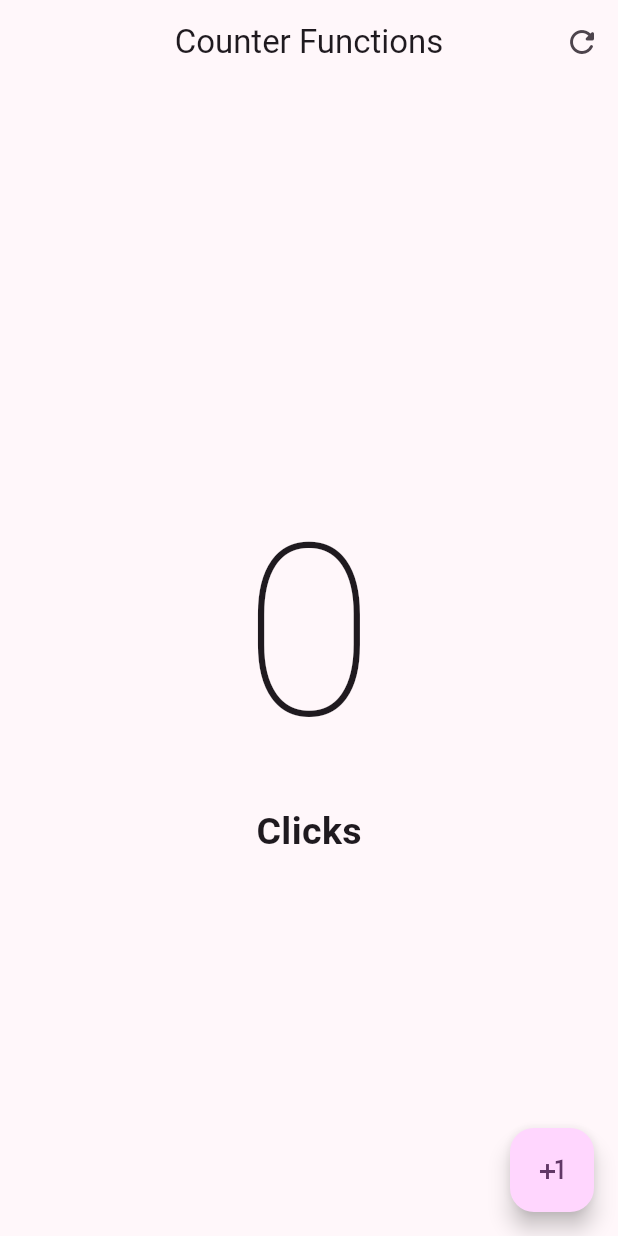
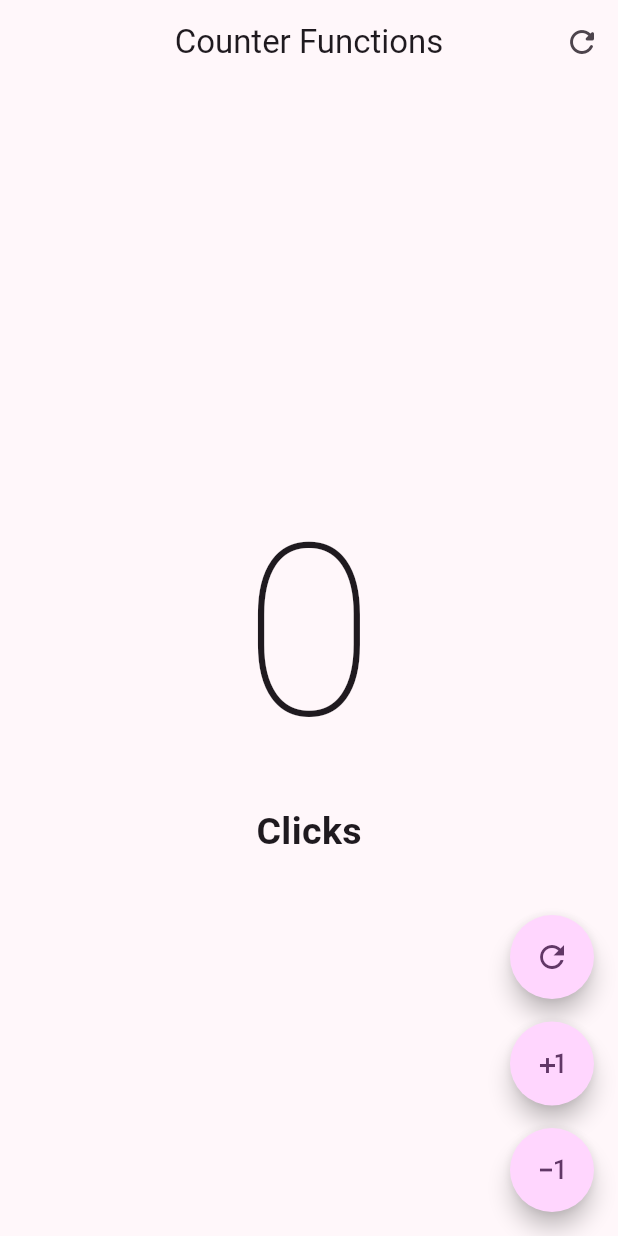
Before and after one commit to EmirMaya/counter-app, a Flutter app: the screen it shows after launch, on a phone screen of 412 x 824 dp. Run offline on Flutter 3.47's test engine with Material 3 defaults, Android fonts, the phone set to English and light mode, and no system bars.

Commit message:
boton de refresh counter y minus counter

```diff
--- a/lib/main.dart
+++ b/lib/main.dart
@@ -3,7 +3,7 @@ import 'package:hello_world_app/presentation/screens/counter/counter_functions_s
 // import 'package:hello_world_app/presentation/screens/counter/counter_screen.dart';
 
 void main() {
-  runApp(MyApp());
+  runApp(const MyApp());
 }
 
 class MyApp extends StatelessWidget {
--- a/lib/presentation/screens/counter/counter_functions_screen.dart
+++ b/lib/presentation/screens/counter/counter_functions_screen.dart
@@ -36,13 +36,28 @@ class _CounterFunctionsScreenState extends State<CounterFunctionsScreen> {
                     const TextStyle(fontSize: 160, fontWeight: FontWeight.w100),
               ),
               Text('Click${clickCounter == 1 ? '' : 's'}',
-                style:
-                    const TextStyle(fontSize: 25, fontWeight: FontWeight.bold))
+                  style: const TextStyle(
+                      fontSize: 25, fontWeight: FontWeight.bold))
               // (clickCounter != 1  ? const Text('Clicks', style: TextStyle( fontSize: 25)) : const Text('Click', style: TextStyle( fontSize: 25)))
             ],
           ),
         ),
-      floatingActionButton: FloatingActionButton(
+        floatingActionButton: Column(
+          mainAxisAlignment: MainAxisAlignment.end,
+          children: [
+            FloatingActionButton(
+              shape: const StadiumBorder(),
+              onPressed: () {
+                setState(() {
+                  // set state es para que renderice en la pantalla los nuevos valores
+                  clickCounter++;
+                });
+              },
+              child: const Icon(Icons.refresh_outlined),
+            ),
+            const SizedBox(height: 15),
+            FloatingActionButton(
+              shape: const StadiumBorder(),
               onPressed: () {
                 setState(() {
                   // set state es para que renderice en la pantalla los nuevos valores
@@ -51,6 +66,18 @@ class _CounterFunctionsScreenState extends State<CounterFunctionsScreen> {
               },
               child: const Icon(Icons.plus_one),
             ),
-    );
+            const SizedBox(height: 15),
+            FloatingActionButton(
+              shape: const StadiumBorder(),
+              onPressed: () {
+                setState(() {
+                  // set state es para que renderice en la pantalla los nuevos valores
+                  clickCounter--;
+                });
+              },
+              child: const Icon(Icons.exposure_minus_1_outlined),
+            ),
+          ],
+        ));
   }
 }
```
Lines whose indentation alone changed are shown as unchanged.
